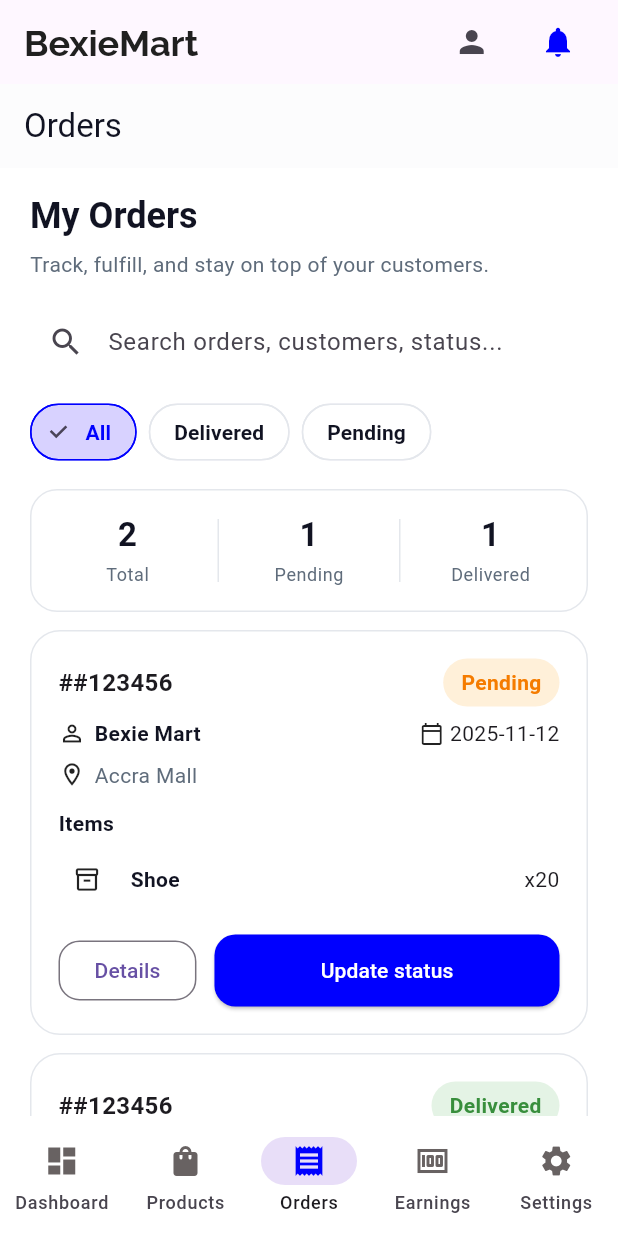
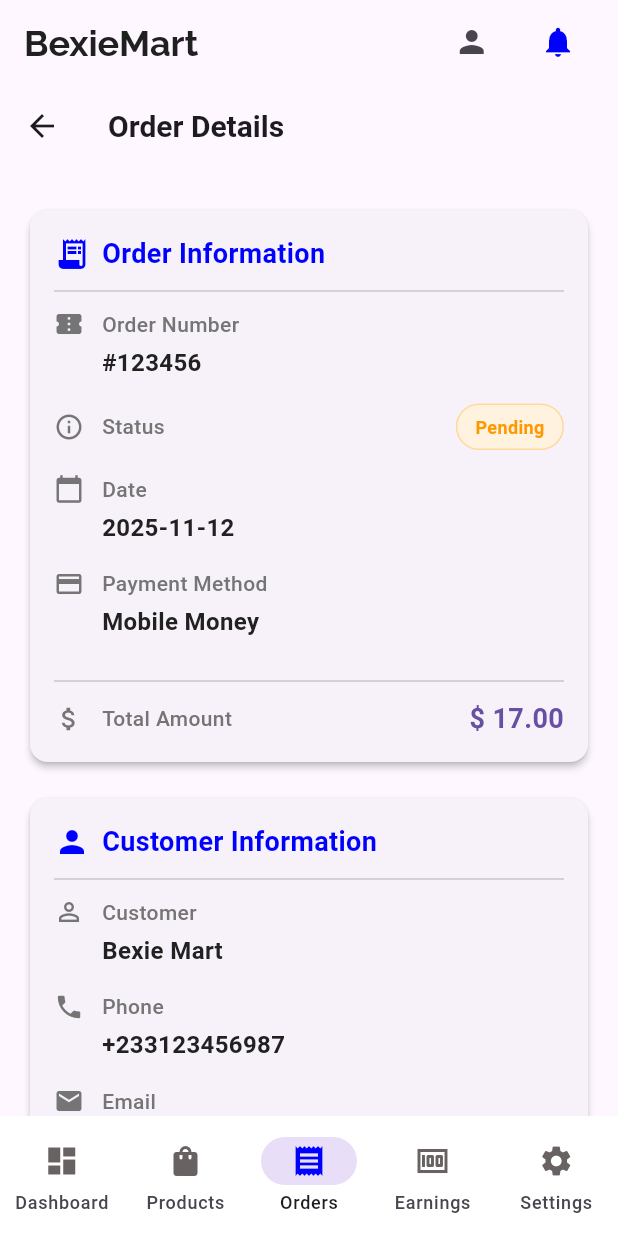
Before and after one commit to techpepson/BexieMart, a Flutter app: the VendorOrders screen opened by its route, after a tap on "Details", on a phone screen of 412 x 824 dp. Run offline on Flutter 3.47's test engine with Material 3 defaults, Android fonts, the phone set to English and light mode, and no system bars; drawn by our look-alikes of cached_network_image; our stand-ins replace carousel_slider, dotted_border, dropdown_search, flutter_riverpod, go_router, image_picker and 3 more; missing offline and left inert: animated_rating_stars, dotted_dashed_line; network calls fail.

Commit message:
feat(order screen): design the screen to see details about the orders made in the order details screen

```diff
--- a/lib/data/vendor/vendor_data.dart
+++ b/lib/data/vendor/vendor_data.dart
@@ -135,7 +135,7 @@
       'orderNumber': '#123456',
       'orderStatus': 'pending',
       'orderDate': '2025-11-12',
-      'orderPaymentMethod': 'mobileMoney',
+      'orderPaymentMethod': 'mobile_money',
       'orderTotalAmount': 17.00,
       'orderCustomerName': 'Bexie Mart',
       'orderCustomerPhone': '+233123456987',
@@ -207,7 +207,7 @@
       'orderNumber': '#123456',
       'orderStatus': 'delivered',
       'orderDate': '2025-11-12',
-      'orderPaymentMethod': 'mobileMoney',
+      'orderPaymentMethod': 'mobile_money',
       'orderTotalAmount': 17.00,
       'orderCustomerName': 'Bexie Mart',
       'orderCustomerPhone': '+233123456987',
--- a/lib/routes/app_routes.dart
+++ b/lib/routes/app_routes.dart
@@ -23,6 +23,7 @@
 import 'package:bexie_mart/screens/vendor/edit_products_screen.dart';
 import 'package:bexie_mart/screens/vendor/vendor_dashboard.dart';
 import 'package:bexie_mart/screens/vendor/vendor_earnings.dart';
+import 'package:bexie_mart/screens/vendor/vendor_order_details.dart';
 import 'package:bexie_mart/screens/vendor/vendor_orders.dart';
 import 'package:bexie_mart/screens/vendor/vendor_products.dart';
 import 'package:flutter/material.dart';
@@ -485,6 +486,28 @@
                   },
                 );
               },
+              routes: [
+                GoRoute(
+                  path: 'order-details',
+                  pageBuilder: (context, state) {
+                    final extra = state.extra as Map<String, dynamic>;
+                    Map<String, dynamic> order = extra['order'];
+                    return CustomTransitionPage(
+                      transitionDuration: Duration(milliseconds: 300),
+                      key: state.pageKey,
+                      child: VendorOrderDetails(order: order),
+                      transitionsBuilder: (
+                        context,
+                        animation,
+                        secondaryAnimation,
+                        child,
+                      ) {
+                        return FadeTransition(opacity: animation, child: child);
+                      },
+                    );
+                  },
+                ),
+              ],
             ),
           ],
         ),
--- /dev/null
+++ b/lib/screens/vendor/vendor_order_details.dart
@@ -0,0 +1,497 @@
+import 'package:bexie_mart/constants/app_constants.dart';
+import 'package:cached_network_image/cached_network_image.dart';
+import 'package:flutter/material.dart';
+
+class VendorOrderDetails extends StatefulWidget {
+  VendorOrderDetails({super.key, required this.order});
+
+  final Map<String, dynamic> order;
+
+  @override
+  State<VendorOrderDetails> createState() => _VendorOrderDetailsState();
+}
+
+class _VendorOrderDetailsState extends State<VendorOrderDetails> {
+  String ownerCurrency = 'dollars';
+  @override
+  Widget build(BuildContext context) {
+    return Scaffold(
+      appBar: AppBar(
+        title: Text(
+          'Order Details',
+          style: TextStyle(fontWeight: FontWeight.bold, fontSize: 20),
+        ),
+        elevation: 0,
+      ),
+      body: SafeArea(
+        child: LayoutBuilder(
+          builder: (context, constraints) {
+            return ConstrainedBox(
+              constraints: BoxConstraints(
+                maxHeight: constraints.maxHeight,
+                maxWidth: constraints.maxWidth,
+              ),
+              child: SingleChildScrollView(
+                padding: EdgeInsets.all(16),
+                child: Column(
+                  crossAxisAlignment: CrossAxisAlignment.start,
+                  children: [
+                    SizedBox(height: 8),
+                    _buildOrderDetails(),
+                    SizedBox(height: 16),
+                    _buildCustomerDetails(),
+                    SizedBox(height: 16),
+                    _buildProductDetails(),
+                    SizedBox(height: 16),
+                    _buildDeliveryAddress(),
+                  ],
+                ),
+              ),
+            );
+          },
+        ),
+      ),
+    );
+  }
+
+  Widget _buildOrderDetails() {
+    String orderNumber = widget.order['orderNumber'] ?? "N/A";
+    String orderStatus = widget.order['orderStatus'] ?? "N/A";
+    String orderDate = widget.order['orderDate'] ?? "N/A";
+    String orderPaymentMethod =
+        widget.order['orderPaymentMethod'] ?? 'mobile_money';
+    double orderTotalAmount = widget.order['orderTotalAmount'] ?? 0.0;
+    List<String> splitStatus = orderStatus.split('');
+    String status =
+        splitStatus[0].toUpperCase() + splitStatus.sublist(1).join("");
+    List<String> splitPaymentMethod = orderPaymentMethod.split('_');
+    List<String> splitFirstWord = splitPaymentMethod[0].split("");
+    List<String> splitSecondWord = splitPaymentMethod[1].split("");
+    String capitalizedFirstWord = splitFirstWord[0].toUpperCase();
+    String capitalizedSecondWord = splitSecondWord[0].toUpperCase();
+    String joinedFirstWord =
+        capitalizedFirstWord + splitFirstWord.sublist(1).join("");
+    String joinedSecondWord =
+        capitalizedSecondWord + splitSecondWord.sublist(1).join("");
+
+    String paymentMethod = '$joinedFirstWord $joinedSecondWord';
+
+    return Card(
+      elevation: 2,
+      shape: RoundedRectangleBorder(borderRadius: BorderRadius.circular(12)),
+      child: Padding(
+        padding: EdgeInsets.all(16),
+        child: Column(
+          crossAxisAlignment: CrossAxisAlignment.start,
+          children: [
+            Row(
+              children: [
+                Icon(Icons.receipt_long, color: AppConstants.primaryColor),
+                SizedBox(width: 8),
+                Text(
+                  'Order Information',
+                  style: TextStyle(
+                    fontSize: 18,
+                    fontWeight: FontWeight.bold,
+                    color: AppConstants.primaryColor,
+                  ),
+                ),
+              ],
+            ),
+            Divider(height: 24),
+            _buildItem(Icons.confirmation_number, 'Order Number', orderNumber),
+            SizedBox(height: 16),
+            Row(
+              children: [
+                Icon(Icons.info_outline, size: 20, color: Colors.grey[600]),
+                SizedBox(width: 12),
+                Text(
+                  "Status",
+                  style: TextStyle(
+                    fontSize: 14,
+                    color: Colors.grey[600],
+                    fontWeight: FontWeight.w500,
+                  ),
+                ),
+                Spacer(),
+                _buildStatusDisplay(status),
+              ],
+            ),
+            SizedBox(height: 16),
+            _buildItem(Icons.calendar_today, "Date", orderDate),
+            SizedBox(height: 16),
+            _buildItem(Icons.payment, "Payment Method", paymentMethod),
+            SizedBox(height: 16),
+            Divider(height: 24),
+            Row(
+              children: [
+                Icon(Icons.attach_money, size: 20, color: Colors.grey[600]),
+                SizedBox(width: 12),
+                Text(
+                  "Total Amount",
+                  style: TextStyle(
+                    fontSize: 14,
+                    color: Colors.grey[600],
+                    fontWeight: FontWeight.w500,
+                  ),
+                ),
+                Spacer(),
+                Text(
+                  "${ownerCurrency == 'dollars' ? "\$" : "GHS"} ${orderTotalAmount.toStringAsFixed(2)}",
+                  style: TextStyle(
+                    fontSize: 18,
+                    fontWeight: FontWeight.bold,
+                    color: Theme.of(context).primaryColor,
+                  ),
+                ),
+              ],
+            ),
+          ],
+        ),
+      ),
+    );
+  }
+
+  Widget _buildCustomerDetails() {
+    String customerName = widget.order['orderCustomerName'] ?? "N/A";
+    String customerPhone = widget.order['orderCustomerPhone'] ?? "N/A";
+    String customerEmail = widget.order['orderCustomerEmail'] ?? 'N/A';
+    return Card(
+      elevation: 2,
+      shape: RoundedRectangleBorder(borderRadius: BorderRadius.circular(12)),
+      child: Padding(
+        padding: EdgeInsets.all(16),
+        child: Column(
+          crossAxisAlignment: CrossAxisAlignment.start,
+          children: [
+            Row(
+              children: [
+                Icon(Icons.person, color: AppConstants.primaryColor),
+                SizedBox(width: 8),
+                Text(
+                  'Customer Information',
+                  style: TextStyle(
+                    fontSize: 18,
+                    fontWeight: FontWeight.bold,
+                    color: AppConstants.primaryColor,
+                  ),
+                ),
+              ],
+            ),
+            Divider(height: 24),
+            _buildItem(Icons.person_outline, "Customer", customerName),
+            SizedBox(height: 16),
+            _buildItem(Icons.phone, "Phone", customerPhone),
+            SizedBox(height: 16),
+            _buildItem(Icons.email, "Email", customerEmail),
+          ],
+        ),
+      ),
+    );
+  }
+
+  Widget _buildProductDetails() {
+    List<Map<String, dynamic>> orderedProducts =
+        widget.order['orderProducts'] ?? [];
+
+    if (orderedProducts.isEmpty) {
+      return Card(
+        elevation: 2,
+        shape: RoundedRectangleBorder(borderRadius: BorderRadius.circular(12)),
+        child: Padding(
+          padding: EdgeInsets.all(16),
+          child: Center(
+            child: Text(
+              'No products found',
+              style: TextStyle(color: Colors.grey[600]),
+            ),
+          ),
+        ),
+      );
+    }
+
+    return Card(
+      elevation: 2,
+      shape: RoundedRectangleBorder(borderRadius: BorderRadius.circular(12)),
+      child: Padding(
+        padding: EdgeInsets.all(16),
+        child: Column(
+          crossAxisAlignment: CrossAxisAlignment.start,
+          children: [
+            Row(
+              children: [
+                Icon(Icons.shopping_bag, color: AppConstants.primaryColor),
+                SizedBox(width: 8),
+                Text(
+                  'Ordered Products',
+                  style: TextStyle(
+                    fontSize: 18,
+                    fontWeight: FontWeight.bold,
+                    color: AppConstants.primaryColor,
+                  ),
+                ),
+              ],
+            ),
+            SizedBox(height: 16),
+            SizedBox(
+              height: 180,
+              child: ListView.builder(
+                scrollDirection: Axis.horizontal,
+                itemCount: orderedProducts.length,
+                physics: BouncingScrollPhysics(),
+                itemBuilder: (context, index) {
+                  Map<String, dynamic> item = orderedProducts[index];
+
+                  String itemName = item['productName'] ?? "N/A";
+                  int itemQuantity = item['productQuantity'] ?? 1;
+                  double productPrice = item['productPrice'] ?? 0.0;
+                  String productImage =
+                      item['productImage'] != null &&
+                              item['productImage'].isNotEmpty
+                          ? item['productImage'][0]
+                          : '';
+
+                  return Container(
+                    width: 160,
+                    margin: EdgeInsets.only(right: 12),
+                    decoration: BoxDecoration(
+                      border: Border.all(color: Colors.grey[300]!),
+                      borderRadius: BorderRadius.circular(8),
+                    ),
+                    child: Padding(
+                      padding: EdgeInsets.all(12),
+                      child: Column(
+                        crossAxisAlignment: CrossAxisAlignment.start,
+                        children: [
+                          ClipRRect(
+                            borderRadius: BorderRadius.circular(8),
+                            child: CachedNetworkImage(
+                              imageUrl: productImage,
+                              width: double.infinity,
+                              height: 100,
+                              fit: BoxFit.cover,
+                              errorWidget:
+                                  (context, url, error) => Container(
+                                    width: double.infinity,
+                                    height: 100,
+                                    color: Colors.grey[200],
+                                    child: Icon(
+                                      Icons.broken_image,
+                                      color: Colors.grey[400],
+                                    ),
+                                  ),
+                              placeholder:
+                                  (context, url) => Container(
+                                    width: double.infinity,
+                                    height: 100,
+                                    color: Colors.grey[200],
+                                    child: Center(
+                                      child: CircularProgressIndicator(
+                                        strokeWidth: 2,
+                                      ),
+                                    ),
+                                  ),
+                            ),
+                          ),
+                          SizedBox(height: 8),
+                          Text(
+                            itemName,
+                            style: TextStyle(
+                              fontSize: 14,
+                              fontWeight: FontWeight.w600,
+                            ),
+                            maxLines: 2,
+                            overflow: TextOverflow.ellipsis,
+                          ),
+                          SizedBox(height: 4),
+                          Row(
+                            mainAxisAlignment: MainAxisAlignment.spaceBetween,
+                            children: [
+                              Text(
+                                'Qty: $itemQuantity',
+                                style: TextStyle(
+                                  fontSize: 12,
+                                  color: Colors.grey[600],
+                                ),
+                              ),
+                              Text(
+                                '${ownerCurrency == 'dollars' ? "\$" : "GHS"} ${productPrice.toStringAsFixed(2)}',
+                                style: TextStyle(
+                                  fontSize: 12,
+                                  fontWeight: FontWeight.bold,
+                                  color: Theme.of(context).primaryColor,
+                                ),
+                              ),
+                            ],
+                          ),
+                        ],
+                      ),
+                    ),
+                  );
+                },
+              ),
+            ),
+          ],
+        ),
+      ),
+    );
+  }
+
+  Widget _buildStatusDisplay(String status) {
+    Color statusColor;
+    Color backgroundColor;
+
+    switch (status.toLowerCase()) {
+      case 'pending':
+        statusColor = Colors.orange;
+        backgroundColor = Colors.orange.shade50;
+        break;
+      case 'processing':
+        statusColor = Colors.blue;
+        backgroundColor = Colors.blue.shade50;
+        break;
+      case 'completed':
+      case 'delivered':
+        statusColor = Colors.green;
+        backgroundColor = Colors.green.shade50;
+        break;
+      case 'cancelled':
+        statusColor = Colors.red;
+        backgroundColor = Colors.red.shade50;
+        break;
+      default:
+        statusColor = Colors.grey;
+        backgroundColor = Colors.grey.shade50;
+    }
+
+    return Container(
+      padding: EdgeInsets.symmetric(horizontal: 12, vertical: 6),
+      decoration: BoxDecoration(
+        color: backgroundColor,
+        borderRadius: BorderRadius.circular(20),
+        border: Border.all(color: statusColor.withOpacity(0.3)),
+      ),
+      child: Text(
+        status,
+        style: TextStyle(
+          color: statusColor,
+          fontWeight: FontWeight.bold,
+          fontSize: 12,
+        ),
+      ),
+    );
+  }
+
+  Widget _buildItem(IconData icon, String key, String value) {
+    return Row(
+      crossAxisAlignment: CrossAxisAlignment.start,
+      children: [
+        Icon(icon, size: 20, color: Colors.grey[600]),
+        SizedBox(width: 12),
+        Expanded(
+          child: Column(
+            crossAxisAlignment: CrossAxisAlignment.start,
+            children: [
+              Text(
+                key,
+                style: TextStyle(
+                  fontSize: 14,
+                  color: Colors.grey[600],
+                  fontWeight: FontWeight.w500,
+                ),
+              ),
+              SizedBox(height: 4),
+              Text(
+                value,
+                style: TextStyle(
+                  fontSize: 16,
+                  fontWeight: FontWeight.w600,
+                  color: Colors.grey[900],
+                ),
+              ),
+            ],
+          ),
+        ),
+      ],
+    );
+  }
+
+  Widget _buildDeliveryAddress() {
+    String recipientName =
+        widget.order['orderRecipientName'] ??
+        widget.order['orderCustomerName'] ??
+        "N/A";
+    String deliveryAddress = widget.order['orderRecipientAddress'] ?? "N/A";
+
+    return Card(
+      elevation: 2,
+      shape: RoundedRectangleBorder(borderRadius: BorderRadius.circular(12)),
+      child: Padding(
+        padding: EdgeInsets.all(16),
+        child: Column(
+          crossAxisAlignment: CrossAxisAlignment.start,
+          children: [
+            Row(
+              children: [
+                Icon(Icons.location_on, color: AppConstants.primaryColor),
+                SizedBox(width: 8),
+                Text(
+                  'Delivery Address',
+                  style: TextStyle(
+                    fontSize: 18,
+                    fontWeight: FontWeight.bold,
+                    color: AppConstants.primaryColor,
+                  ),
+                ),
+              ],
+            ),
+            Divider(height: 24),
+            if (recipientName != "N/A" &&
+                recipientName != widget.order['orderCustomerName'])
+              Column(
+                children: [
+                  _buildItem(
+                    Icons.person_outline,
+                    "Recipient Name",
+                    recipientName,
+                  ),
+                  SizedBox(height: 16),
+                ],
+              ),
+            Row(
+              crossAxisAlignment: CrossAxisAlignment.start,
+              children: [
+                Icon(Icons.home, size: 20, color: Colors.grey[600]),
+                SizedBox(width: 12),
+                Expanded(
+                  child: Column(
+                    crossAxisAlignment: CrossAxisAlignment.start,
+                    children: [
+                      Text(
+                        "Address",
+                        style: TextStyle(
+                          fontSize: 14,
+                          color: Colors.grey[600],
+                          fontWeight: FontWeight.w500,
+                        ),
+                      ),
+                      SizedBox(height: 4),
+                      Text(
+                        deliveryAddress,
+                        style: TextStyle(
+                          fontSize: 16,
+                          fontWeight: FontWeight.w600,
+                          color: Colors.grey[900],
+                        ),
+                      ),
+                    ],
+                  ),
+                ),
+              ],
+            ),
+          ],
+        ),
+      ),
+    );
+  }
+}
--- a/lib/screens/vendor/vendor_orders.dart
+++ b/lib/screens/vendor/vendor_orders.dart
@@ -1,6 +1,7 @@
 import 'package:bexie_mart/constants/app_constants.dart';
 import 'package:bexie_mart/data/vendor/vendor_data.dart';
 import 'package:flutter/material.dart';
+import 'package:go_router/go_router.dart';
 
 class VendorOrders extends StatefulWidget {
   const VendorOrders({super.key});
@@ -401,29 +402,43 @@
               Row(
                 children: [
                   OutlinedButton(
-                    onPressed: () {},
+                    onPressed: () {
+                      context.push(
+                        '/vendor-orders/order-details',
+                        extra: {'order': order},
+                      );
+                    },
                     style: OutlinedButton.styleFrom(
                       shape: RoundedRectangleBorder(
+                        side: BorderSide(
+                          strokeAlign: 2.0,
+                          color: AppConstants.primaryColor,
+                          width: 1.5,
+                          style: BorderStyle.solid,
+                        ),
                         borderRadius: BorderRadius.circular(14),
                       ),
                     ),
-                    child: const Text('Details'),
+                    child: const Text(
+                      'Details',
+                      style: TextStyle(color: AppConstants.primaryColor),
+                    ),
                   ),
                   const SizedBox(width: 12),
-                  Expanded(
-                    child: ElevatedButton(
-                      onPressed: () {},
-                      style: ElevatedButton.styleFrom(
-                        backgroundColor: AppConstants.primaryColor,
-                        foregroundColor: Colors.white,
-                        padding: const EdgeInsets.symmetric(vertical: 14),
-                        shape: RoundedRectangleBorder(
-                          borderRadius: BorderRadius.circular(14),
-                        ),
-                      ),
-                      child: const Text('Update status'),
-                    ),
-                  ),
+                  // Expanded(
+                  //   child: ElevatedButton(
+                  //     onPressed: () {},
+                  //     style: ElevatedButton.styleFrom(
+                  //       backgroundColor: AppConstants.primaryColor,
+                  //       foregroundColor: Colors.white,
+                  //       padding: const EdgeInsets.symmetric(vertical: 14),
+                  //       shape: RoundedRectangleBorder(
+                  //         borderRadius: BorderRadius.circular(14),
+                  //       ),
+                  //     ),
+                  //     child: const Text('Update status'),
+                  //   ),
+                  // ),
                 ],
               ),
             ],
```
